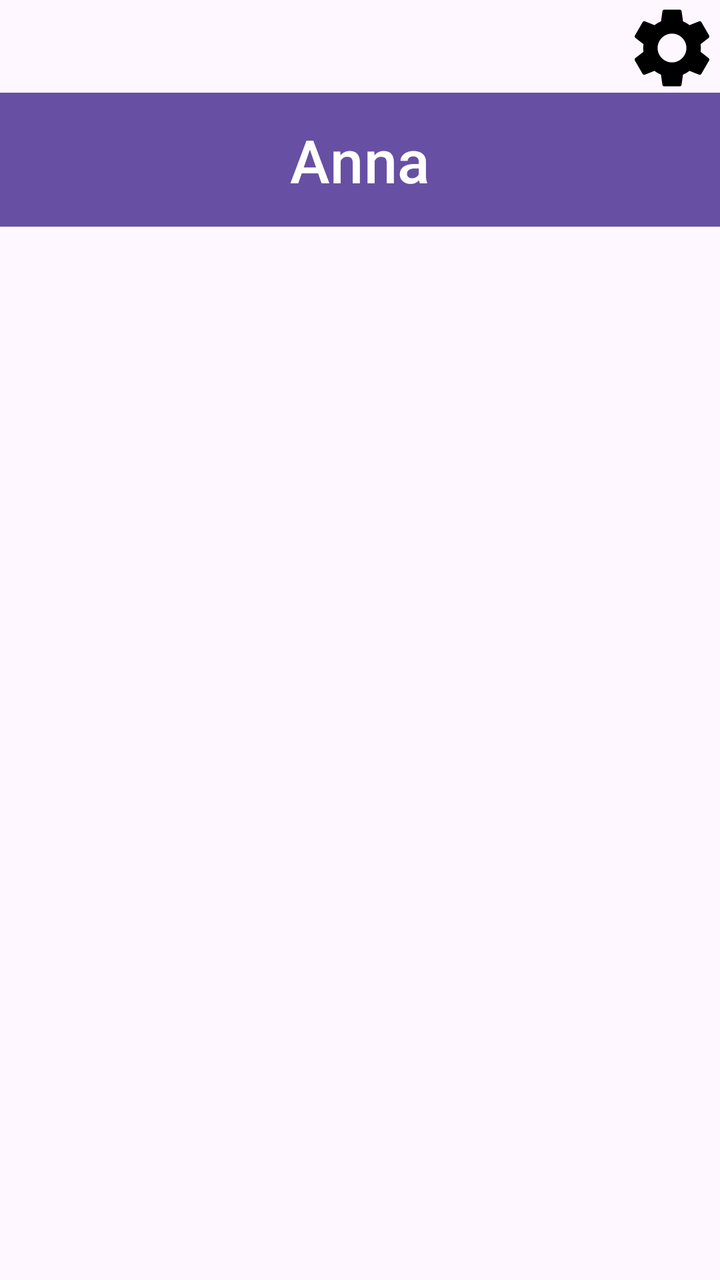
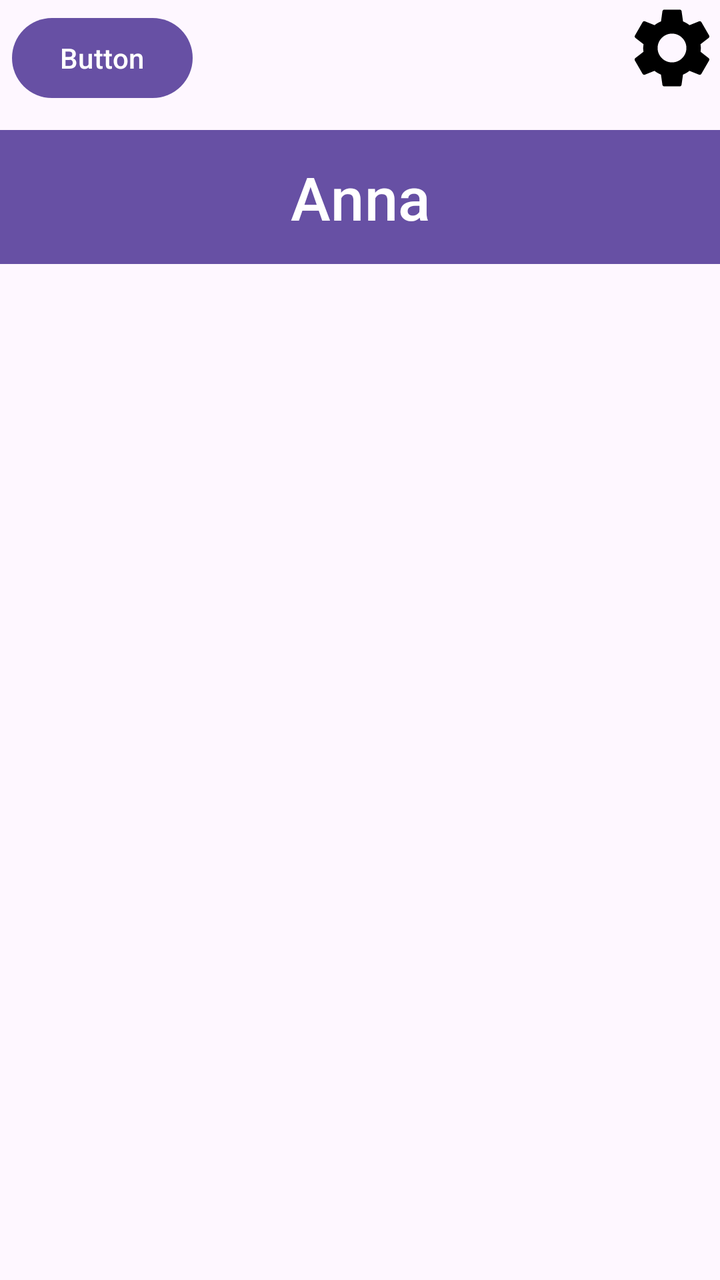

The first picture is an Android layout as it rendered before a commit; the second is the same layout after the commit. The layout source and the unified diff follow.
<!-- AndroidManifest.xml: application theme Theme.SecondActivity -->
<!-- res/layout/activity_secound.xml -->
<?xml version="1.0" encoding="utf-8"?>
<androidx.constraintlayout.widget.ConstraintLayout xmlns:android="http://schemas.android.com/apk/res/android"
    xmlns:app="http://schemas.android.com/apk/res-auto"
    xmlns:tools="http://schemas.android.com/tools"
    android:id="@+id/main"
    android:layout_width="match_parent"
    android:layout_height="match_parent"
    tools:context=".SecoundActivity">

    <ImageView
        android:id="@+id/gotoSettings"
        android:layout_width="48dp"
        android:layout_height="48dp"
        android:src="@drawable/baseline_settings_24"
        android:clickable="true"
        android:focusable="true"
        android:contentDescription="Go to Settings"
        app:layout_constraintTop_toTopOf="parent"
        app:layout_constraintEnd_toEndOf="parent" />


    <Button
        android:id="@+id/AnnaContact"
        android:layout_width="match_parent"
        android:layout_height="75dp"
        android:text="Anna"
        android:textSize="30sp"
        app:cornerRadius="0dp"
        app:layout_constraintBottom_toBottomOf="parent"
        app:layout_constraintStart_toStartOf="parent"
        app:layout_constraintTop_toTopOf="parent"
        app:layout_constraintVertical_bias="0.075" />

</androidx.constraintlayout.widget.ConstraintLayout>
<!-- resources referenced by this layout -->
<resources>
  <!-- drawable baseline_settings_24 (drawable) -->
  <vector xmlns:android="http://schemas.android.com/apk/res/android" android:height="24dp" android:tint="#000000" android:viewportHeight="24" android:viewportWidth="24" android:width="24dp">
        
      <path android:fillColor="@android:color/white" android:pathData="M19.14,12.94c0.04,-0.3 0.06,-0.61 0.06,-0.94c0,-0.32 -0.02,-0.64 -0.07,-0.94l2.03,-1.58c0.18,-0.14 0.23,-0.41 0.12,-0.61l-1.92,-3.32c-0.12,-0.22 -0.37,-0.29 -0.59,-0.22l-2.39,0.96c-0.5,-0.38 -1.03,-0.7 -1.62,-0.94L14.4,2.81c-0.04,-0.24 -0.24,-0.41 -0.48,-0.41h-3.84c-0.24,0 -0.43,0.17 -0.47,0.41L9.25,5.35C8.66,5.59 8.12,5.92 7.63,6.29L5.24,5.33c-0.22,-0.08 -0.47,0 -0.59,0.22L2.74,8.87C2.62,9.08 2.66,9.34 2.86,9.48l2.03,1.58C4.84,11.36 4.8,11.69 4.8,12s0.02,0.64 0.07,0.94l-2.03,1.58c-0.18,0.14 -0.23,0.41 -0.12,0.61l1.92,3.32c0.12,0.22 0.37,0.29 0.59,0.22l2.39,-0.96c0.5,0.38 1.03,0.7 1.62,0.94l0.36,2.54c0.05,0.24 0.24,0.41 0.48,0.41h3.84c0.24,0 0.44,-0.17 0.47,-0.41l0.36,-2.54c0.59,-0.24 1.13,-0.56 1.62,-0.94l2.39,0.96c0.22,0.08 0.47,0 0.59,-0.22l1.92,-3.32c0.12,-0.22 0.07,-0.47 -0.12,-0.61L19.14,12.94zM12,15.6c-1.98,0 -3.6,-1.62 -3.6,-3.6s1.62,-3.6 3.6,-3.6s3.6,1.62 3.6,3.6S13.98,15.6 12,15.6z"/>
      
  </vector>
  <style name="Theme.SecondActivity" parent="Base.Theme.SecondActivity" />
  <style name="Base.Theme.SecondActivity" parent="Theme.Material3.DayNight.NoActionBar">
          
          
      </style>
</resources>

<!-- the commit's change to res/layout/activity_secound.xml (unified diff, before → after) -->
@@ -20,15 +20,32 @@
 
 
     <Button
-        android:id="@+id/AnnaContact"
-        android:layout_width="match_parent"
-        android:layout_height="75dp"
-        android:text="Anna"
-        android:textSize="30sp"
-        app:cornerRadius="0dp"
-        app:layout_constraintBottom_toBottomOf="parent"
+        android:id="@+id/button3"
+        android:layout_width="wrap_content"
+        android:layout_height="wrap_content"
+        android:layout_marginStart="6dp"
+        android:layout_marginTop="5dp"
+        android:text="Button"
         app:layout_constraintStart_toStartOf="parent"
-        app:layout_constraintTop_toTopOf="parent"
-        app:layout_constraintVertical_bias="0.075" />
+        app:layout_constraintTop_toTopOf="parent" />
+
+    <LinearLayout
+        android:id="@+id/grouplist"
+        android:layout_width="409dp"
+        android:layout_height="583dp"
+        android:layout_marginTop="8dp"
+        android:orientation="vertical"
+        app:layout_constraintEnd_toEndOf="parent"
+        app:layout_constraintStart_toStartOf="parent"
+        app:layout_constraintTop_toBottomOf="@+id/button3">
+
+        <Button
+            android:id="@+id/AnnaContact"
+            android:layout_width="match_parent"
+            android:layout_height="75dp"
+            android:text="Anna"
+            android:textSize="30sp"
+            app:cornerRadius="0dp" />
+    </LinearLayout>
 
 </androidx.constraintlayout.widget.ConstraintLayout>
